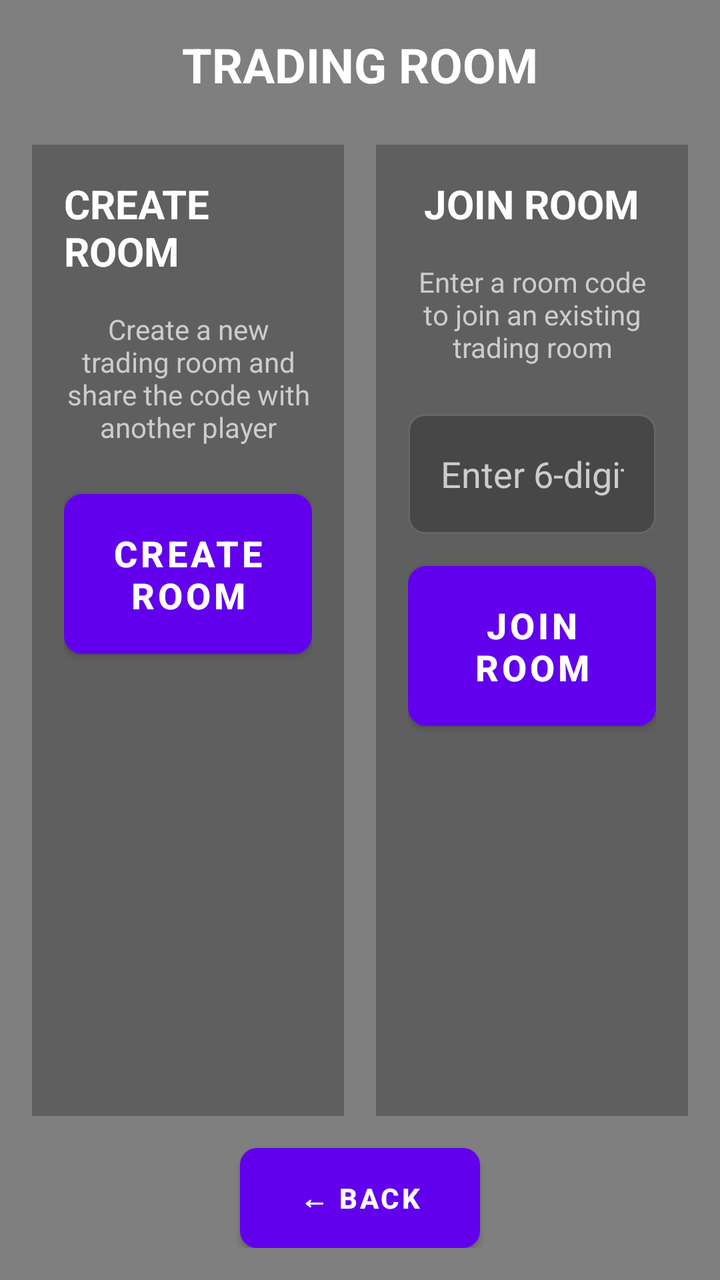
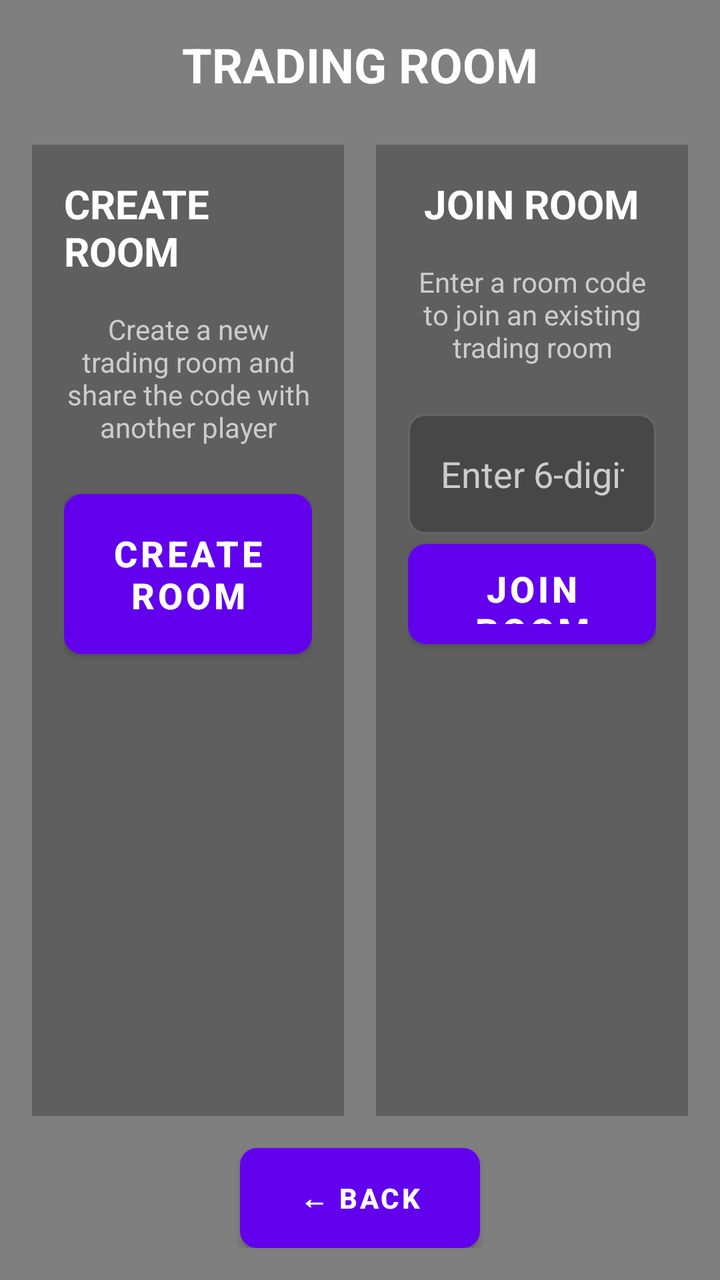

Screens rendered from an Android XML layout before and after an edit, with the pre-edit source and the edit as a unified diff.
<!-- AndroidManifest.xml: application theme Theme.Testing5 -->
<!-- res/layout/activity_trading_room.xml -->
<?xml version="1.0" encoding="utf-8"?>
<LinearLayout xmlns:android="http://schemas.android.com/apk/res/android"
    android:layout_width="match_parent"
    android:layout_height="match_parent"
    android:orientation="vertical"
    android:background="#80000000"
    android:padding="16dp">

    
    <TextView
        android:layout_width="wrap_content"
        android:layout_height="wrap_content"
        android:text="TRADING ROOM"
        android:textSize="24sp"
        android:textStyle="bold"
        android:textColor="#FFFFFF"
        android:layout_gravity="center_horizontal"
        android:layout_marginBottom="24dp" />

    
    <LinearLayout
        android:layout_width="match_parent"
        android:layout_height="0dp"
        android:layout_weight="1"
        android:orientation="horizontal">

        
        <LinearLayout
            android:layout_width="0dp"
            android:layout_height="match_parent"
            android:layout_weight="1"
            android:orientation="vertical"
            android:background="#40000000"
            android:padding="16dp"
            android:layout_marginEnd="8dp">

            <TextView
                android:layout_width="wrap_content"
                android:layout_height="wrap_content"
                android:text="CREATE ROOM"
                android:textSize="20sp"
                android:textStyle="bold"
                android:textColor="#FFFFFF"
                android:layout_gravity="center_horizontal"
                android:layout_marginBottom="16dp" />

            <TextView
                android:layout_width="wrap_content"
                android:layout_height="wrap_content"
                android:text="Create a new trading room and share the code with another player"
                android:textSize="14sp"
                android:textColor="#CCCCCC"
                android:layout_gravity="center_horizontal"
                android:gravity="center"
                android:layout_marginBottom="24dp" />

            <Button
                android:id="@+id/createRoomButton"
                android:layout_width="match_parent"
                android:layout_height="80dp"
                android:text="CREATE ROOM"
                android:textSize="18sp"
                android:textStyle="bold"
                android:background="@drawable/buy_button_background"
                android:textColor="#FFFFFF"
                android:layout_gravity="center_horizontal" />

        </LinearLayout>

        
        <LinearLayout
            android:layout_width="0dp"
            android:layout_height="match_parent"
            android:layout_weight="1"
            android:orientation="vertical"
            android:background="#40000000"
            android:padding="16dp"
            android:layout_marginStart="8dp">

            <TextView
                android:layout_width="wrap_content"
                android:layout_height="wrap_content"
                android:text="JOIN ROOM"
                android:textSize="20sp"
                android:textStyle="bold"
                android:textColor="#FFFFFF"
                android:layout_gravity="center_horizontal"
                android:layout_marginBottom="16dp" />

            <TextView
                android:layout_width="wrap_content"
                android:layout_height="wrap_content"
                android:text="Enter a room code to join an existing trading room"
                android:textSize="14sp"
                android:textColor="#CCCCCC"
                android:layout_gravity="center_horizontal"
                android:gravity="center"
                android:layout_marginBottom="24dp" />

            <EditText
                android:id="@+id/roomCodeEditText"
                android:layout_width="match_parent"
                android:layout_height="60dp"
                android:hint="Enter 6-digit room code"
                android:textSize="18sp"
                android:inputType="number"
                android:maxLength="6"
                android:background="@drawable/input_field_background"
                android:textColor="#FFFFFF"
                android:textColorHint="#CCCCCC"
                android:padding="16dp"
                android:layout_marginBottom="16dp"
                android:gravity="center" />

            <Button
                android:id="@+id/joinRoomButton"
                android:layout_width="match_parent"
                android:layout_height="80dp"
                android:text="JOIN ROOM"
                android:textSize="18sp"
                android:textStyle="bold"
                android:background="@drawable/sell_button_background"
                android:textColor="#FFFFFF"
                android:layout_gravity="center_horizontal" />

        </LinearLayout>

    </LinearLayout>

    
    <Button
        android:id="@+id/backButton"
        android:layout_width="120dp"
        android:layout_height="50dp"
        android:text="← BACK"
        android:textSize="14sp"
        android:textStyle="bold"
        android:background="@drawable/back_button_background"
        android:textColor="#FFFFFF"
        android:layout_gravity="center_horizontal"
        android:layout_marginTop="16dp" />

</LinearLayout>
<!-- resources referenced by this layout -->
<resources>
  <!-- drawable back_button_background (drawable) -->
  <?xml version="1.0" encoding="utf-8"?>
  <shape xmlns:android="http://schemas.android.com/apk/res/android"
      android:shape="rectangle">
      <solid android:color="#666666" />
      <corners android:radius="8dp" />
      <stroke android:width="1dp" android:color="#FFFFFF" />
  </shape>
  <!-- drawable buy_button_background (drawable) -->
  <?xml version="1.0" encoding="utf-8"?>
  <shape xmlns:android="http://schemas.android.com/apk/res/android"
      android:shape="rectangle">
      <solid android:color="#4CAF50" />
      <corners android:radius="8dp" />
      <stroke android:width="2dp" android:color="#FFFFFF" />
  </shape>
  <!-- drawable input_field_background (drawable) -->
  <?xml version="1.0" encoding="utf-8"?>
  <shape xmlns:android="http://schemas.android.com/apk/res/android"
      android:shape="rectangle">
      <solid android:color="#40000000" />
      <corners android:radius="8dp" />
      <stroke android:width="1dp" android:color="#666666" />
  </shape>
  <!-- drawable sell_button_background (drawable) -->
  <?xml version="1.0" encoding="utf-8"?>
  <shape xmlns:android="http://schemas.android.com/apk/res/android"
      android:shape="rectangle">
      <solid android:color="#FF9800" />
      <corners android:radius="8dp" />
      <stroke android:width="2dp" android:color="#FFFFFF" />
  </shape>
  <style name="Theme.Testing5" parent="Theme.MaterialComponents.DayNight.NoActionBar">
          
          <item name="colorPrimary">@color/purple_500</item>
          <item name="colorPrimaryVariant">@color/purple_700</item>
          <item name="colorOnPrimary">@color/white</item>
          
          <item name="colorSecondary">@color/teal_200</item>
          <item name="colorSecondaryVariant">@color/teal_700</item>
          <item name="colorOnSecondary">@color/black</item>
          
          <item name="android:statusBarColor">?attr/colorPrimaryVariant</item>
          
      </style>
  <color name="purple_500">#FF6200EE</color>
  <color name="purple_700">#FF3700B3</color>
  <color name="white">#FFFFFFFF</color>
  <color name="teal_200">#FF03DAC5</color>
  <color name="teal_700">#FF018786</color>
  <color name="black">#FF000000</color>
</resources>

<!-- the commit's change to res/layout/activity_trading_room.xml (unified diff, before → after) -->
@@ -101,27 +101,27 @@
                 android:id="@+id/roomCodeEditText"
                 android:layout_width="match_parent"
                 android:layout_height="60dp"
+                android:layout_marginBottom="5dp"
+                android:background="@drawable/input_field_background"
+                android:gravity="center"
                 android:hint="Enter 6-digit room code"
-                android:textSize="18sp"
                 android:inputType="number"
                 android:maxLength="6"
-                android:background="@drawable/input_field_background"
+                android:padding="16dp"
                 android:textColor="#FFFFFF"
                 android:textColorHint="#CCCCCC"
-                android:padding="16dp"
-                android:layout_marginBottom="16dp"
-                android:gravity="center" />
+                android:textSize="18sp" />
 
             <Button
                 android:id="@+id/joinRoomButton"
                 android:layout_width="match_parent"
-                android:layout_height="80dp"
+                android:layout_height="50dp"
+                android:layout_gravity="center_horizontal"
+                android:background="@drawable/sell_button_background"
                 android:text="JOIN ROOM"
+                android:textColor="#FFFFFF"
                 android:textSize="18sp"
-                android:textStyle="bold"
-                android:background="@drawable/sell_button_background"
-                android:textColor="#FFFFFF"
-                android:layout_gravity="center_horizontal" />
+                android:textStyle="bold" />
 
         </LinearLayout>
 
